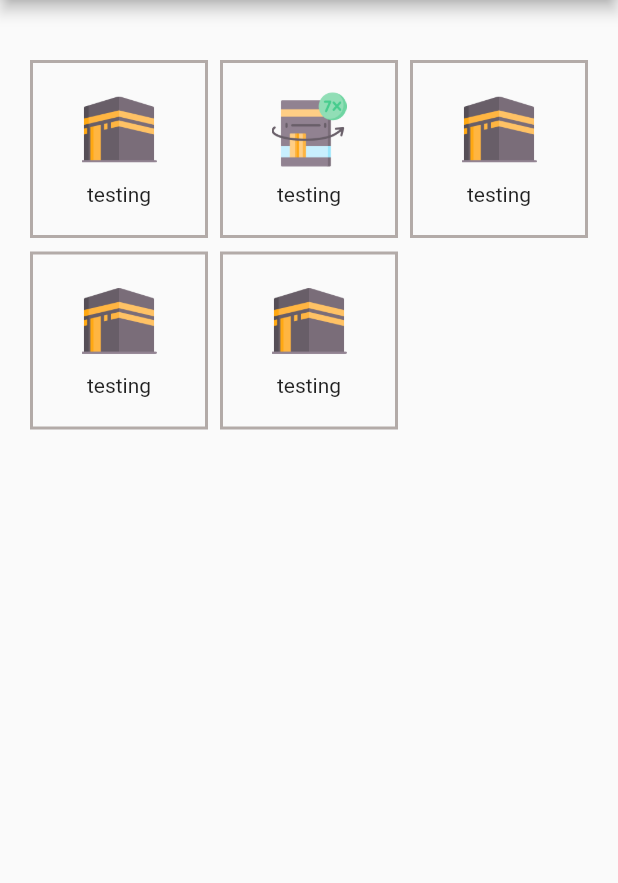
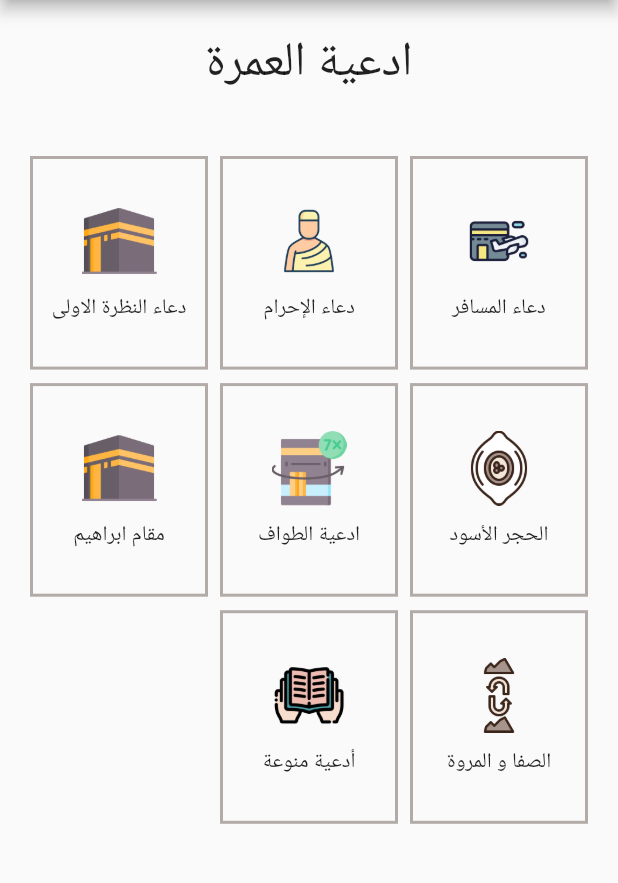
Before and after one commit to imen-bouabdallah/Umrah, a Flutter app: the screen it shows after launch, on a phone screen of 412 x 824 dp, the part 84-967 px from its top. Run offline on Flutter 3.47's test engine with Material 2 defaults, Android fonts, the phone set to English and light mode, and no system bars.

Commit message:
gridView updates

```diff
--- a/umrah/lib/main.dart
+++ b/umrah/lib/main.dart
@@ -1,5 +1,6 @@
 import 'package:flutter/material.dart';
 import 'package:umrah/MyColors.dart';
+
 
 void main() {
   runApp(const MyApp());
@@ -41,7 +42,6 @@ class _MyHomePageState extends State<MyHomePage> {
       onTap: () =>{}, ///handle the clics
       child: Container(
         // padding: const EdgeInsets.all(20), ///since it's in a grid view it'll do the job
-
         decoration: BoxDecoration(
           border: Border.all(
             color: borderColor,
@@ -59,7 +59,13 @@ class _MyHomePageState extends State<MyHomePage> {
             const SizedBox(
               height: 10,
             ),
-            Text(title),
+            Text(
+                title,
+              style: TextStyle(
+
+              ),
+              textAlign: TextAlign.center,
+            ),
           ],
         ),
       ),
@@ -90,8 +96,23 @@ class _MyHomePageState extends State<MyHomePage> {
             height: 20.0,
           ),
 
+          const Center(
+            ///The title
+            child: Text(
+              'ادعية العمرة',
+              style: TextStyle(
+                fontSize: 32,
+              ),
+            ),
+          ),
 
-          ///the gridView to display the options
+          const SizedBox(
+            height: 20.0,
+          ),
+          ///so that it starts display from right to left since it's in arabic
+          Directionality(
+          textDirection: TextDirection.rtl,
+          child: ///the gridView to display the options
             Expanded(
               child: GridView.count(
                 padding: EdgeInsets.all(20.0),
@@ -100,13 +121,20 @@ class _MyHomePageState extends State<MyHomePage> {
                 ///spqcing
                 mainAxisSpacing: 9.0,
                 crossAxisSpacing: 8.0,
+
+                childAspectRatio: (1 / 1.2),
                 children: <Widget>[
-                itemCard("testing", "assets/icons/kaaba.png"),
-                itemCard("testing", "assets/icons/tawaf.png"),
-                itemCard("testing", "assets/icons/kaaba.png"),
-                itemCard("testing", "assets/icons/kaaba.png"),
-                itemCard("testing", "assets/icons/kaaba.png"),
+                  itemCard("دعاء المسافر", "assets/icons/kaaba_travel.png"),
+                  itemCard("دعاء الإحرام", "assets/icons/muslim.png"),
+                  itemCard("دعاء النظرة الاولى", "assets/icons/kaaba.png"),
+                  itemCard("الحجر الأسود", "assets/icons/stone.png"),
+                  itemCard("ادعية الطواف", "assets/icons/tawaf.png"),
+                  itemCard("مقام ابراهيم", "assets/icons/kaaba.png"),
+                  itemCard("الصفا و المروة", "assets/icons/safa_marwa.png"),
+                  itemCard("أدعية منوعة", "assets/icons/duaa.png"),
+
                 ],
+              ),
             ),
           ),
         ],
```
Also changed, not shown: umrah/assets/icons/duaa.png (added), umrah/assets/icons/kaaba_travel.png (added), umrah/assets/icons/madina.png (added), umrah/assets/icons/muslim.png (added), umrah/assets/icons/pilgrimage.png (deleted), umrah/assets/icons/safa_marwa.png (added), umrah/assets/icons/stone.png (added), 1 other file. Lines whose indentation alone changed are shown as unchanged.
